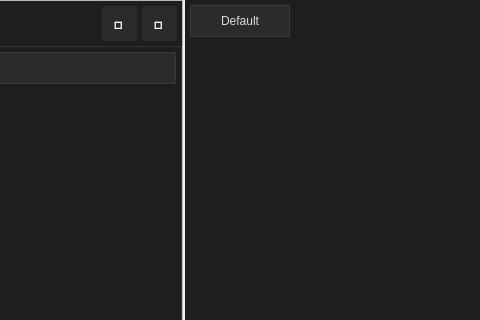
Before: the Qt Designer form src/ui/workspace_data_table.ui in ligerr13/PE_Spectroradiometer, drawn with Qt 5; both pictures show x 279 to 759 and y 0 to 320 of the 925 by 432 pixel window.
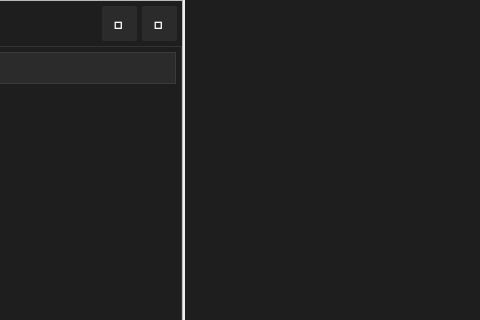
After: the same form once the commit is applied.

```diff
--- a/src/ui/workspace_data_table.ui
+++ b/src/ui/workspace_data_table.ui
@@ -539,11 +539,6 @@
 }
 </string>
            </property>
-           <column>
-            <property name="text">
-             <string>Default</string>
-            </property>
-           </column>
           </widget>
          </item>
         </layout>
```
